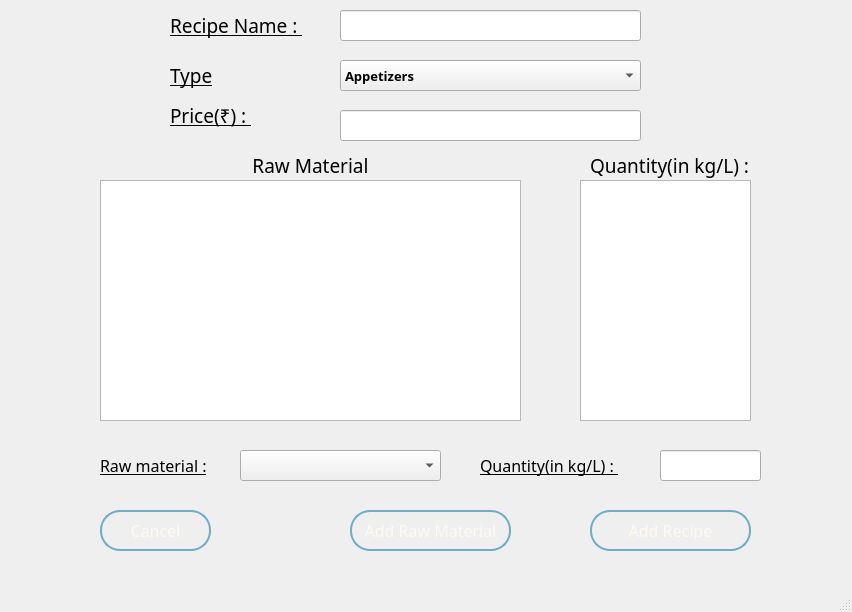
Qt form recipe_win.ui (Dharmraj06/woc7.0-python-gui-restaurant-management) before a commit.
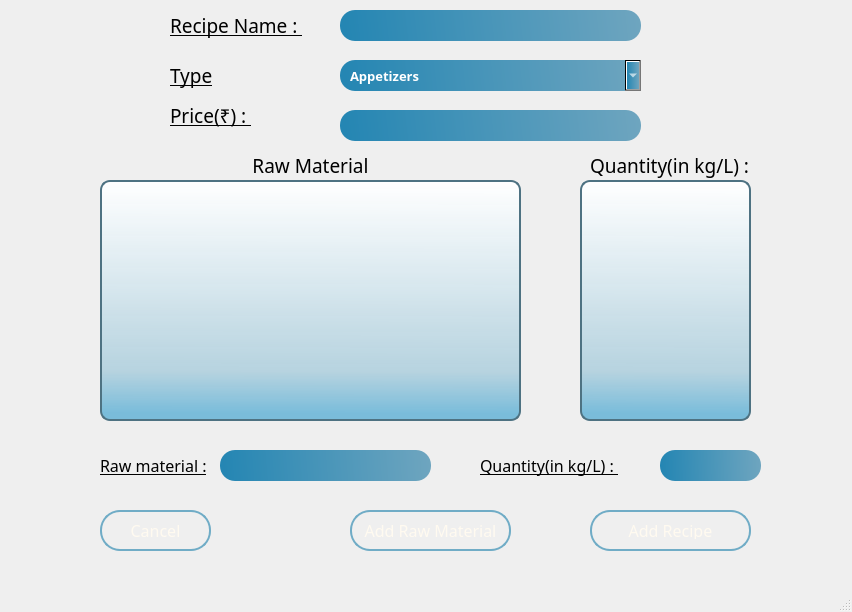
The same form after that commit. Icons and pictures are not drawn.

Commit message: added the recipe dialog box

```diff
--- a/recipe_win.ui
+++ b/recipe_win.ui
@@ -133,6 +133,21 @@
       <pointsize>16</pointsize>
      </font>
     </property>
+    <property name="styleSheet">
+     <string notr="true">QLineEdit {
+    background: qlineargradient(spread:pad, x1:0.0157895, y1:0.603, x2:1, y2:0.591, stop:0 rgba(37, 134, 179, 255), stop:1 rgba(110, 165, 191, 255)); 
+    
+    border: qlineargradient(spread: repeat, 
+                            x1: 0, y1: 0.602, x2: 1, y2: 0.597, 
+                            stop: 0.0631579 rgba(0, 115, 168, 216), 
+                            stop: 0.752632 rgba(25, 116, 159, 199), 
+                            stop: 0.994737 rgba(49, 118, 150, 0)); 
+    
+    border-radius: 15px;
+    padding-left: 10px;
+    color: white;  
+}</string>
+    </property>
    </widget>
    <widget class="QPushButton" name="add_recipe_pb">
     <property name="geometry">
@@ -229,6 +244,21 @@
       <pointsize>16</pointsize>
      </font>
     </property>
+    <property name="styleSheet">
+     <string notr="true">QLineEdit {
+    background: qlineargradient(spread:pad, x1:0.0157895, y1:0.603, x2:1, y2:0.591, stop:0 rgba(37, 134, 179, 255), stop:1 rgba(110, 165, 191, 255)); 
+    
+    border: qlineargradient(spread: repeat, 
+                            x1: 0, y1: 0.602, x2: 1, y2: 0.597, 
+                            stop: 0.0631579 rgba(0, 115, 168, 216), 
+                            stop: 0.752632 rgba(25, 116, 159, 199), 
+                            stop: 0.994737 rgba(49, 118, 150, 0)); 
+    
+    border-radius: 15px;
+    padding-left: 10px;
+    color: white;  
+}</string>
+    </property>
    </widget>
    <widget class="QLabel" name="type_label">
     <property name="geometry">
@@ -270,6 +300,21 @@
     <property name="layoutDirection">
      <enum>Qt::LeftToRight</enum>
     </property>
+    <property name="styleSheet">
+     <string notr="true">QComboBox {
+    background: qlineargradient(spread:pad, x1:0.0157895, y1:0.603, x2:1, y2:0.591, stop:0 rgba(37, 134, 179, 255), stop:1 rgba(110, 165, 191, 255)); 
+    
+    border: qlineargradient(spread: repeat, 
+                            x1: 0, y1: 0.602, x2: 1, y2: 0.597, 
+                            stop: 0.0631579 rgba(0, 115, 168, 216), 
+                            stop: 0.752632 rgba(25, 116, 159, 199), 
+                            stop: 0.994737 rgba(49, 118, 150, 0)); 
+    
+    border-radius: 15px;
+    padding-left: 10px;
+    color: white;  
+}</string>
+    </property>
     <property name="currentIndex">
      <number>0</number>
     </property>
@@ -303,6 +348,14 @@
       <height>241</height>
      </rect>
     </property>
+    <property name="styleSheet">
+     <string notr="true">QListView {
+    background-color: qlineargradient(spread:pad, x1:0.537, y1:0.971591, x2:0.542, y2:0, stop:0 rgba(114, 185, 217, 239), stop:0.178947 rgba(180, 210, 223, 243), stop:1 rgba(255, 255, 255, 255));
+    border: 2px solid rgb(78, 114, 130);
+    border-radius: 10px;
+}
+</string>
+    </property>
    </widget>
    <widget class="QListView" name="quant_list_2">
     <property name="geometry">
@@ -313,6 +366,14 @@
       <height>241</height>
      </rect>
     </property>
+    <property name="styleSheet">
+     <string notr="true">QListView {
+    background-color: qlineargradient(spread:pad, x1:0.537, y1:0.971591, x2:0.542, y2:0, stop:0 rgba(114, 185, 217, 239), stop:0.178947 rgba(180, 210, 223, 243), stop:1 rgba(255, 255, 255, 255));
+    border: 2px solid rgb(78, 114, 130);
+    border-radius: 10px;
+}
+</string>
+    </property>
    </widget>
    <widget class="QPushButton" name="add_rm_pb">
     <property name="geometry">
@@ -374,31 +435,7 @@
      <string>Add Raw Material</string>
     </property>
    </widget>
-   <widget class="QComboBox" name="rm_comboBox">
-    <property name="geometry">
-     <rect>
-      <x>240</x>
-      <y>450</y>
-      <width>201</width>
-      <height>31</height>
-     </rect>
-    </property>
-    <property name="font">
-     <font>
-      <family>Segoe UI Variable Display Semib</family>
-      <pointsize>10</pointsize>
-      <weight>75</weight>
-      <bold>true</bold>
-     </font>
-    </property>
-    <property name="layoutDirection">
-     <enum>Qt::LeftToRight</enum>
-    </property>
-    <property name="currentIndex">
-     <number>-1</number>
-    </property>
-   </widget>
-   <widget class="QLabel" name="Quant_label">
+   <widget class="QLabel" name="Quant_label_1">
     <property name="geometry">
      <rect>
       <x>590</x>
@@ -475,6 +512,52 @@
       <family>Segoe UI Variable Small Light</family>
       <pointsize>16</pointsize>
      </font>
+    </property>
+    <property name="styleSheet">
+     <string notr="true">QLineEdit {
+    background: qlineargradient(spread:pad, x1:0.0157895, y1:0.603, x2:1, y2:0.591, stop:0 rgba(37, 134, 179, 255), stop:1 rgba(110, 165, 191, 255)); 
+    
+    border: qlineargradient(spread: repeat, 
+                            x1: 0, y1: 0.602, x2: 1, y2: 0.597, 
+                            stop: 0.0631579 rgba(0, 115, 168, 216), 
+                            stop: 0.752632 rgba(25, 116, 159, 199), 
+                            stop: 0.994737 rgba(49, 118, 150, 0)); 
+    
+    border-radius: 15px;
+    padding-left: 10px;
+    color: white;  
+}</string>
+    </property>
+   </widget>
+   <widget class="QLineEdit" name="rm_lineEdit">
+    <property name="geometry">
+     <rect>
+      <x>220</x>
+      <y>450</y>
+      <width>211</width>
+      <height>31</height>
+     </rect>
+    </property>
+    <property name="font">
+     <font>
+      <family>Segoe UI Variable Small Light</family>
+      <pointsize>16</pointsize>
+     </font>
+    </property>
+    <property name="styleSheet">
+     <string notr="true">QLineEdit {
+    background: qlineargradient(spread:pad, x1:0.0157895, y1:0.603, x2:1, y2:0.591, stop:0 rgba(37, 134, 179, 255), stop:1 rgba(110, 165, 191, 255)); 
+    
+    border: qlineargradient(spread: repeat, 
+                            x1: 0, y1: 0.602, x2: 1, y2: 0.597, 
+                            stop: 0.0631579 rgba(0, 115, 168, 216), 
+                            stop: 0.752632 rgba(25, 116, 159, 199), 
+                            stop: 0.994737 rgba(49, 118, 150, 0)); 
+    
+    border-radius: 15px;
+    padding-left: 10px;
+    color: white;  
+}</string>
     </property>
    </widget>
   </widget>
```
Left out of the diff: 6 changed lines with no effect on the pictures. The commit also changes 12 other files.
